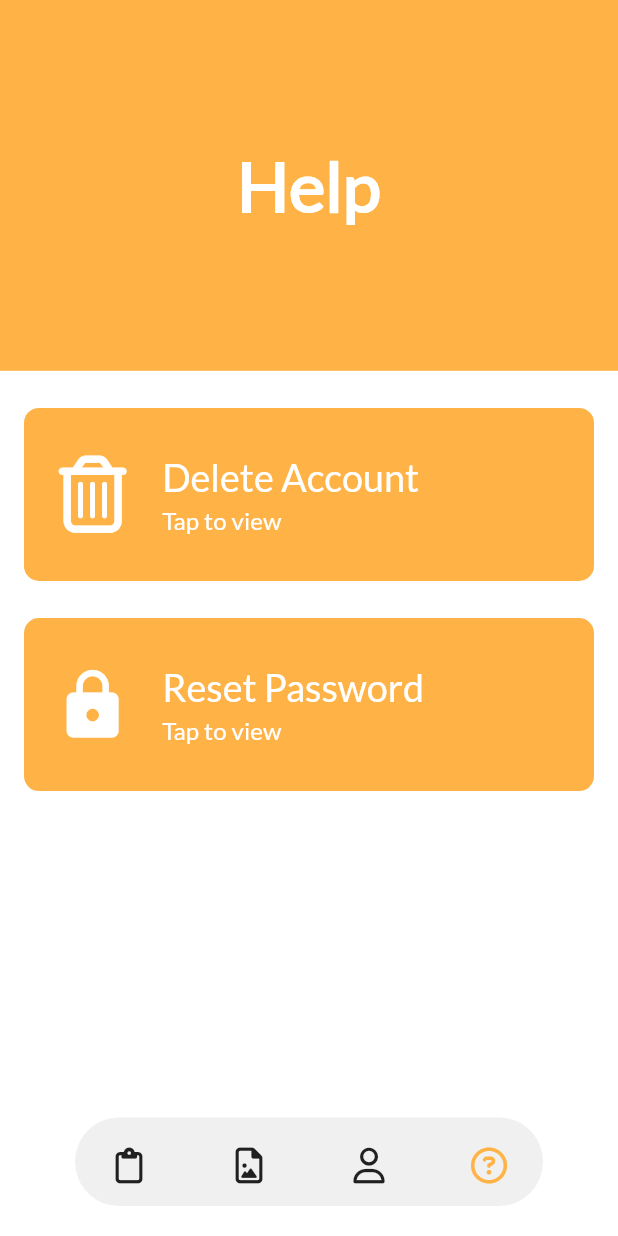
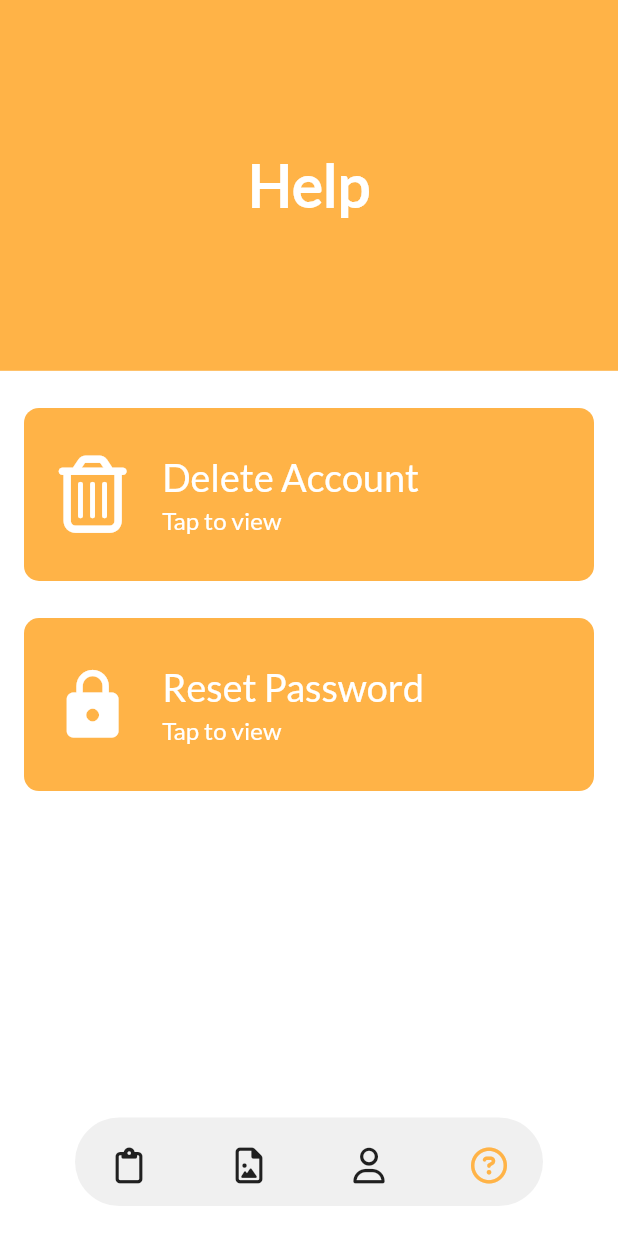
Before and after one commit to elsankary99/firebase-notes, a Flutter app: the HomePage screen opened by its route, item 4 of the bottom bar chosen, on a phone screen of 412 x 824 dp. Run offline on Flutter 3.47's test engine with Material 2 defaults, Android fonts, the phone set to English and light mode, and no system bars; drawn by our look-alikes of dot_navigation_bar; our stand-ins replace auto_route, cloud_firestore, firebase_auth, firebase_core, flutter_riverpod, flutter_screenutil and 4 more; missing offline and left inert: google_mlkit_text_recognition; accounts and stored records are empty.

Commit message:
change theme finish

```diff
--- a/lib/core/theme/app_theme.dart
+++ b/lib/core/theme/app_theme.dart
@@ -5,6 +5,7 @@ import 'package:flutter/material.dart';
 ThemeData getAppTheme(BuildContext context, bool isDarkTheme) {
   return ThemeData(
     canvasColor: isDarkTheme ? Colors.grey[900] : Colors.white,
+    hintColor: isDarkTheme ? Colors.grey[700] : AppColors.lightGrey,
     scaffoldBackgroundColor: isDarkTheme ? Colors.grey[900] : Colors.white,
     textTheme: Theme.of(context)
         .textTheme
@@ -14,9 +15,8 @@ ThemeData getAppTheme(BuildContext context, bool isDarkTheme) {
           titleLarge: AppTextStyle.lato400Style14,
           bodyMedium: AppTextStyle.lato400Style18,
           bodyLarge: AppTextStyle.lato500Style14,
-            headlineLarge: AppTextStyle.lato500Style34,
           labelMedium: AppTextStyle.lato400Style24,
-            labelLarge: AppTextStyle.lato700Style40)
+        )
         .apply(
           bodyColor: isDarkTheme ? Colors.white : Colors.black,
         ),
--- a/lib/view/Home/help_screen.dart
+++ b/lib/view/Home/help_screen.dart
@@ -6,6 +6,7 @@ import 'package:fb_note/core/router/app_router.dart';
 import 'package:fb_note/view/widget/home_widget/help_body_widget.dart';
 import 'package:flutter/material.dart';
 import 'package:flutter_riverpod/flutter_riverpod.dart';
+import 'package:flutter_screenutil/flutter_screenutil.dart';
 import 'package:font_awesome_flutter/font_awesome_flutter.dart';
 
 class HelpScreen extends ConsumerWidget {
@@ -21,10 +22,10 @@ class HelpScreen extends ConsumerWidget {
           expandedHeight: context.height * 0.3,
           flexibleSpace: Center(
             child: Text(AppStrings.help,
-                style: Theme.of(context)
-                    .textTheme
-                    .labelLarge!
-                    .copyWith(color: Theme.of(context).canvasColor)),
+                style: Theme.of(context).textTheme.bodyLarge!.copyWith(
+                    fontWeight: FontWeight.bold,
+                    fontSize: 34.sp,
+                    color: Theme.of(context).canvasColor)),
           ),
         ),
         SliverToBoxAdapter(
--- a/lib/view/Home/home_page.dart
+++ b/lib/view/Home/home_page.dart
@@ -67,7 +67,8 @@ class _HomePageState extends State<HomePage>
         children: children,
       ),
       bottomNavigationBar: DotNavigationBar(
-        backgroundColor: AppColors.lightGrey,
+        // backgroundColor: Colors.grey[800],
+        backgroundColor: Theme.of(context).hintColor,
         currentIndex: currentIndex,
         onTap: (i) {
           setState(() {
--- a/lib/view/widget/auth_widget/welcome_text.dart
+++ b/lib/view/widget/auth_widget/welcome_text.dart
@@ -19,7 +19,7 @@ class WelcomeText extends StatelessWidget {
         Text(
           title1,
           style:
-              Theme.of(context).textTheme.labelLarge!.copyWith(fontSize: 18.sp),
+              Theme.of(context).textTheme.bodyLarge!.copyWith(fontSize: 18.sp),
         ),
         SizedBox(height: context.height * 0.01),
         Text(title2, style: Theme.of(context).textTheme.titleSmall),
--- a/lib/view/widget/home_widget/user_information.dart
+++ b/lib/view/widget/home_widget/user_information.dart
@@ -1,3 +1,4 @@
+import 'package:fb_note/core/constant/app_images.dart';
 import 'package:fb_note/core/extension/media_query.dart';
 import 'package:firebase_auth/firebase_auth.dart';
 import 'package:flutter/material.dart';
@@ -13,7 +14,7 @@ class UserInformation extends StatelessWidget {
     return Padding(
       padding: const EdgeInsets.symmetric(horizontal: 16, vertical: 20),
       child: Row(children: [
-        CircleAvatar(radius: 40.r),
+        CircleAvatar(radius: 40.r, child: Image.asset(Assets.assetsImagesUser)),
         SizedBox(width: context.width * 0.05),
         Column(
           crossAxisAlignment: CrossAxisAlignment.start,
```
Lines whose indentation alone changed are shown as unchanged.
